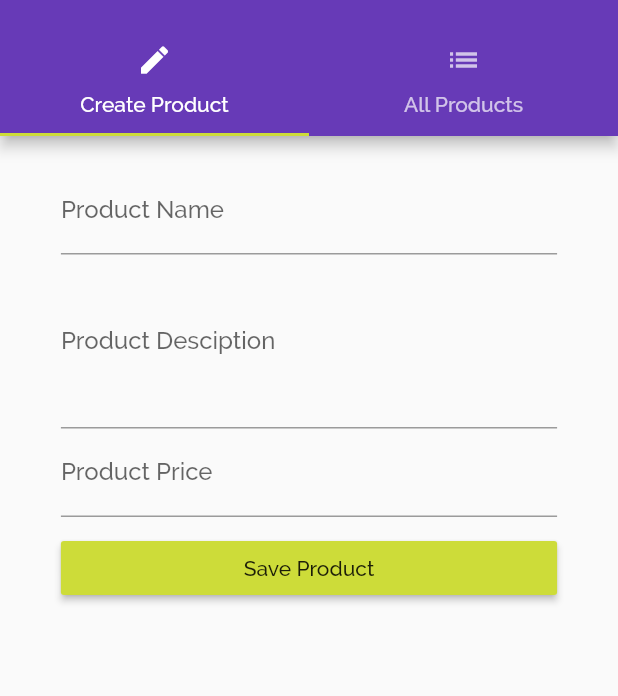
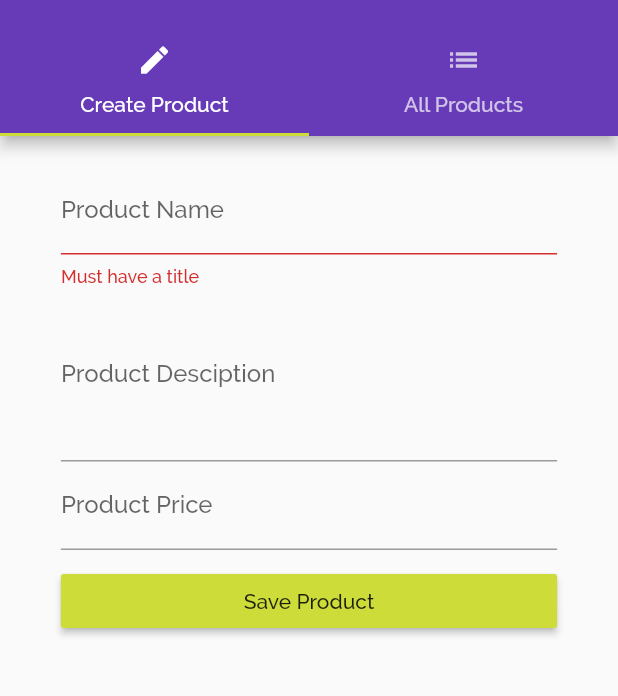
Before and after one commit to ZenMittal/shoppingApp, a Flutter app: the ProductsAdminPage screen opened by its route, after a tap on "Save Product", on a phone screen of 412 x 824 dp, the part 59-755 px from its top. Run offline on Flutter 3.47's test engine with Material 2 defaults, Android fonts, the light colour scheme and no system bars.

Commit message:
added basic validation funcationality to product create

```diff
--- a/lib/pages/product_create.dart
+++ b/lib/pages/product_create.dart
@@ -18,9 +18,14 @@ class _ProductCreatePageState extends State<ProductCreatePage> {
 
   final GlobalKey<FormState> _formKey = GlobalKey<FormState>();
 
-  Widget _buildEmailInput() {
+  Widget _buildTitleInput() {
     return TextFormField(
       decoration: InputDecoration(labelText: "Product Name"),
+      validator: (value) {
+        if(value.trim().isEmpty) {
+          return("Must have a title");
+        }
+      },
       onSaved: (String value) {
         setState(() {
           _titleValue = value;
@@ -54,6 +59,9 @@ class _ProductCreatePageState extends State<ProductCreatePage> {
   }
 
   void _submitForm() {
+    if (!_formKey.currentState.validate()) {
+      return;
+    }
     _formKey.currentState.save();
     widget.addProd({
       "title": _titleValue,
@@ -77,7 +85,7 @@ class _ProductCreatePageState extends State<ProductCreatePage> {
         key: _formKey,
         child: ListView(
           children: <Widget>[
-            _buildEmailInput(),
+            _buildTitleInput(),
             _buildDescrInput(),
             _buildPriceInput(),
             SizedBox(
```
